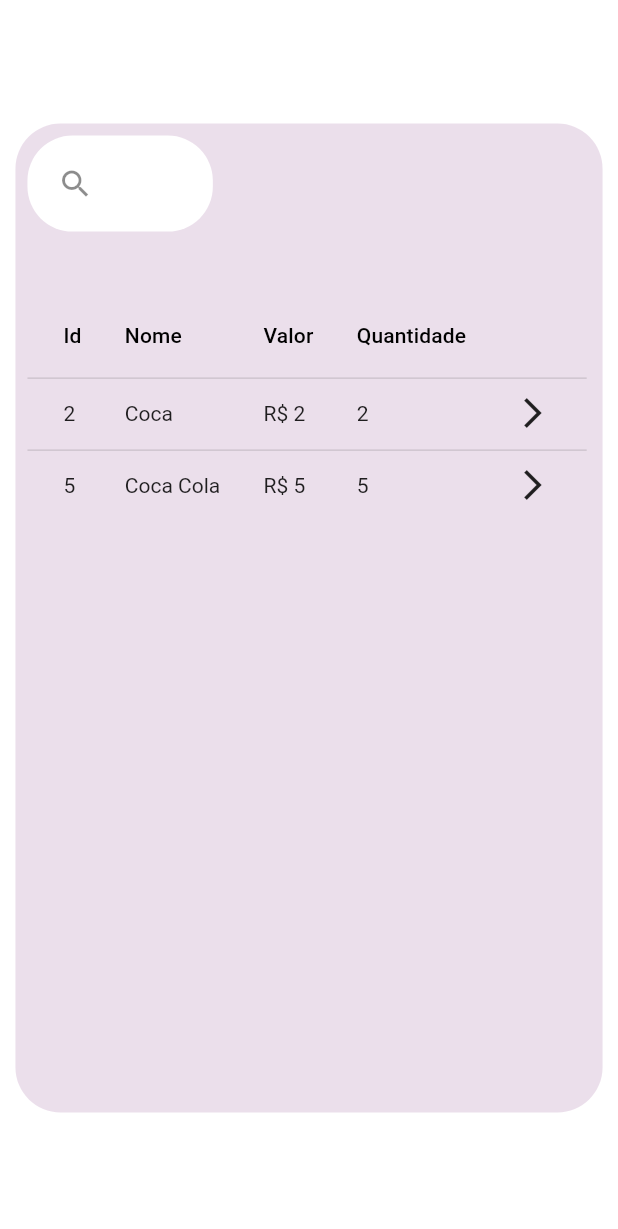
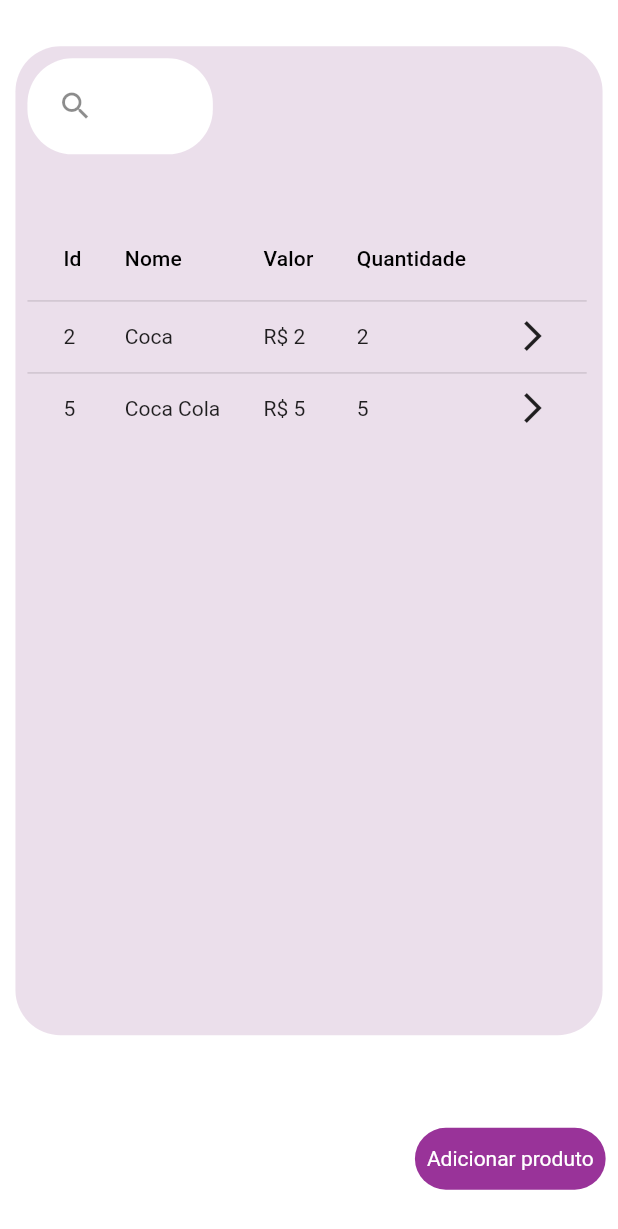
Before and after one commit to Leoquallio/Flutter-Emporio, a Flutter app: the ProductScreen widget shown alone on an empty page, opened directly, on a phone screen of 412 x 824 dp. Shown: the top 1229 px of the screen. Run offline on Flutter 3.47's test engine with Material 2 defaults, Android fonts, the phone set to English and light mode, and no system bars.

Commit message:
created widget CustomButtomCircular

```diff
--- a/lib/src/view/product/product_screen.dart
+++ b/lib/src/view/product/product_screen.dart
@@ -1,6 +1,7 @@
 import 'package:flutter/material.dart';
 import 'package:flutter_emporio/src/model/produto_model.dart';
 import 'package:flutter_emporio/src/themes/colors_app.dart';
+import 'package:flutter_emporio/src/view/widgets/custom_button_circular.dart';
 
 class ProductScreen extends StatefulWidget {
   const ProductScreen({Key? key}) : super(key: key);
@@ -33,7 +34,10 @@ class _ProductScreenState extends State<ProductScreen> {
   Widget build(BuildContext context) {
     Size size = MediaQuery.of(context).size;
     return Expanded(
-      child: Center(
+      child: Column(
+        mainAxisAlignment: MainAxisAlignment.spaceAround,
+        children: [
+          Center(
             child: Container(
               decoration: BoxDecoration(
                 borderRadius: BorderRadius.circular(30),
@@ -105,29 +109,23 @@ class _ProductScreenState extends State<ProductScreen> {
                                   ],
                                 ))
                             .toList()),
-                // ListView.builder(
-                //   shrinkWrap: true,
-                //   itemCount: products.length,
-                //   itemBuilder: (context, index) => Card(
-                //     child: Row(
-                //         mainAxisAlignment: MainAxisAlignment.spaceBetween,
-                //         children: [
-                //           Text(products[index].nomeProduto!),
-                //           Text(products[index].valorProduto != null
-                //               ? 'R\$ ${products[index].valorProduto.toString()}'
-                //               : ''),
-                //           Text(products[index].idProduto!.toString()),
-                //           GestureDetector(
-                //             child: const Icon(Icons.arrow_forward_ios_sharp),
-                //           )
-                //         ]),
-                //   ),
-                // )
                   ],
                 ),
               ),
             ),
           ),
+          Row(
+            mainAxisAlignment: MainAxisAlignment.end,
+            children: [
+              Padding(
+                padding: EdgeInsets.only(right: size.width * 0.02),
+                child: CustomButtonCircular(
+                    size.height * 0.05, "Adicionar produto", () {}),
+              )
+            ],
+          )
+        ],
+      ),
     );
   }
 }
--- /dev/null
+++ b/lib/src/view/widgets/custom_button_circular.dart
@@ -0,0 +1,33 @@
+import 'package:flutter/material.dart';
+import 'package:flutter_emporio/src/themes/colors_app.dart';
+
+class CustomButtonCircular extends StatelessWidget {
+  final double height;
+  final String textButton;
+  final Function onTap;
+  const CustomButtonCircular(this.height, this.textButton, this.onTap,
+      {Key? key})
+      : super(key: key);
+
+  @override
+  Widget build(BuildContext context) {
+    return GestureDetector(
+      onTap: () => onTap(),
+      child: Container(
+        height: height,
+        decoration: BoxDecoration(
+            borderRadius: BorderRadius.circular(30),
+            color: ColorsApp.kPrimaryColor),
+        child: Padding(
+          padding: const EdgeInsets.all(8.0),
+          child: Center(
+            child: Text(
+              textButton,
+              style: const TextStyle(color: Colors.white),
+            ),
+          ),
+        ),
+      ),
+    );
+  }
+}
```
Lines whose indentation alone changed are shown as unchanged.
